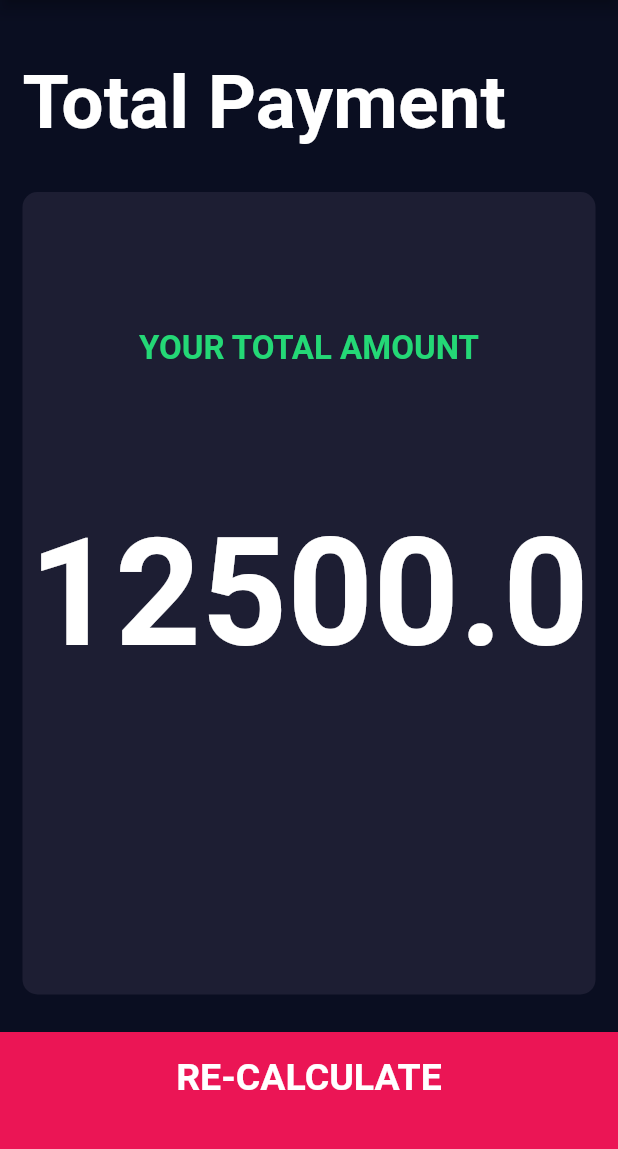
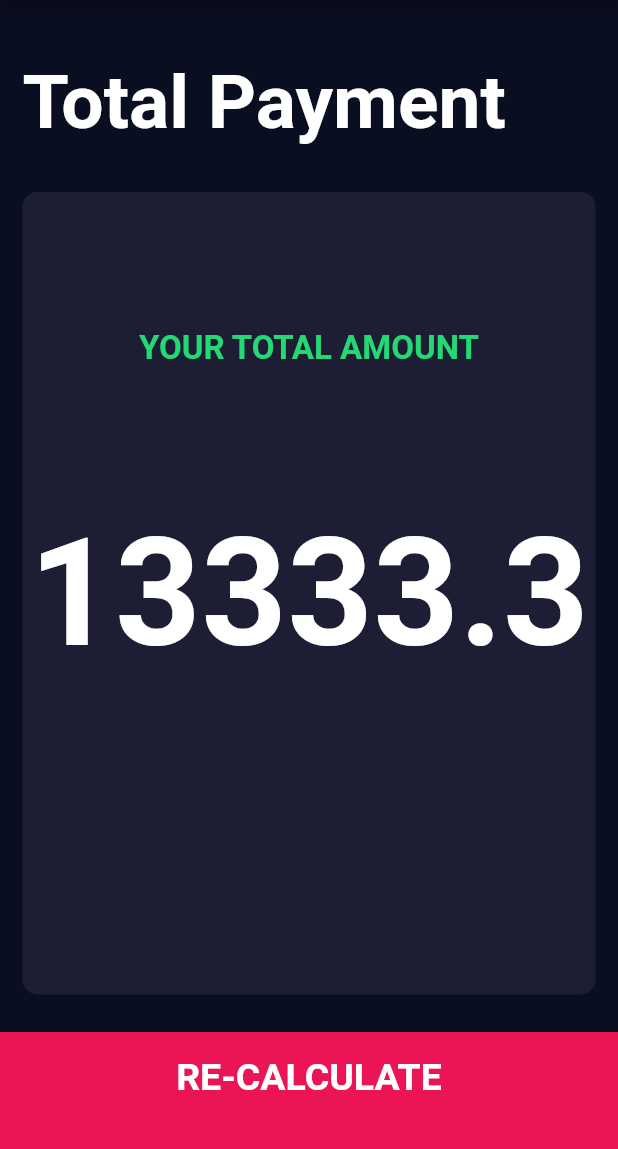
Before and after one commit to Alikhichi15/gpf_calculateer, a Flutter app: the screen it shows after launch, after a tap on "CALCULATE", on a phone screen of 412 x 824 dp, the part 84-1233 px from its top. Run offline on Flutter 3.47's test engine with Material 2 defaults, Android fonts, the phone set to English and light mode, and no system bars; our stand-ins replace font_awesome_flutter.

Commit message:
Update the lib files
some changes

```diff
--- a/lib/calculator_brain.dart
+++ b/lib/calculator_brain.dart
@@ -7,7 +7,7 @@ class CalculatorBrain {
   double _bmi;
 
   String calculateBMI() {
-    _bmi = (height / weight) * 150;
+    _bmi = (height / weight) * 160;
     return _bmi.toStringAsFixed(1);
   }
 
```
